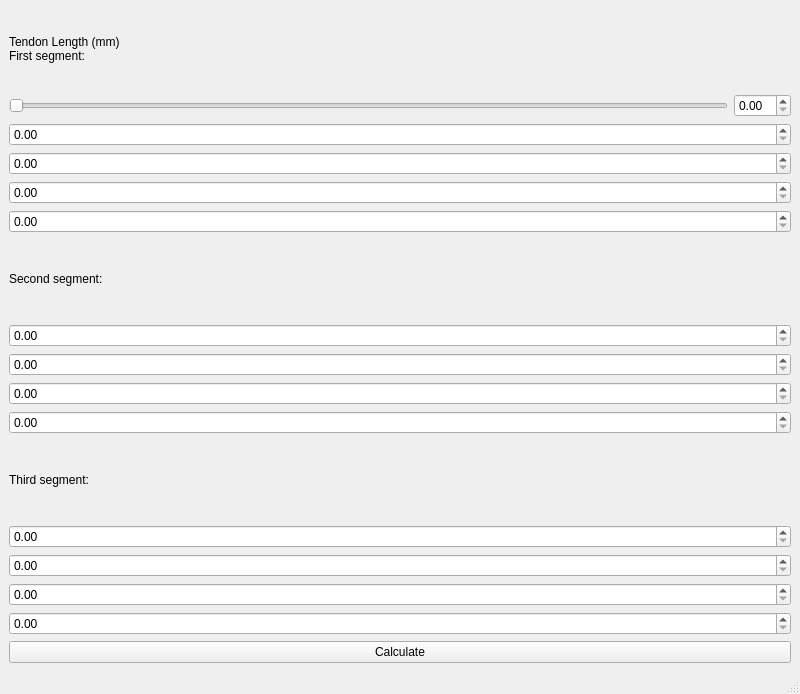
This is mainwindow.ui in jeremyxu1998/TDCR_Simulator as Qt 5 draws it before an edit. The edited form follows.
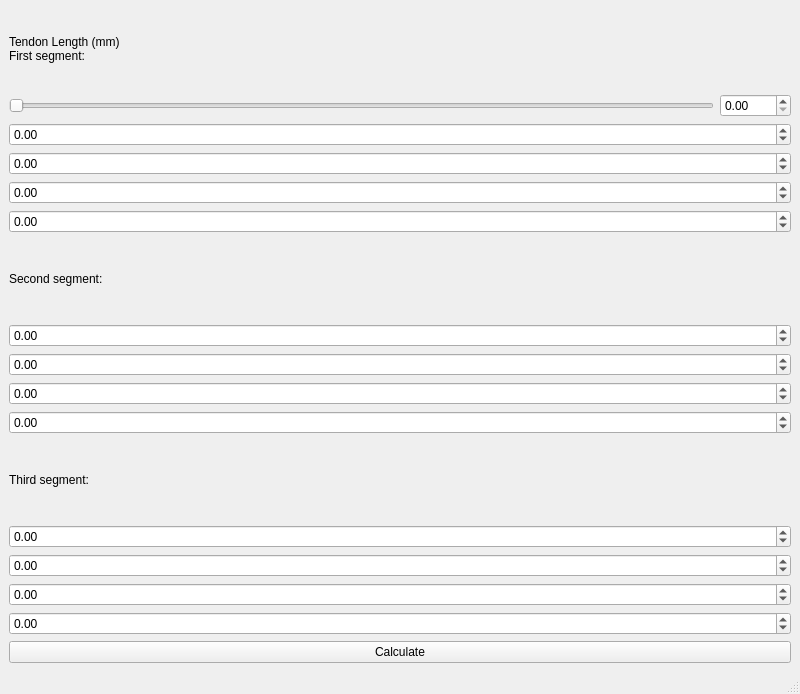
This is the edited form.

```diff
--- a/mainwindow.ui
+++ b/mainwindow.ui
@@ -40,21 +40,41 @@
            </widget>
           </item>
           <item>
-           <widget class="QDoubleSpinBox" name="segLenBox_1"/>
+           <widget class="QDoubleSpinBox" name="segLenBox_1">
+            <property name="maximum">
+             <double>9999.989999999999782</double>
+            </property>
+           </widget>
           </item>
          </layout>
         </item>
         <item>
-         <widget class="QDoubleSpinBox" name="tendon_1_1"/>
+         <widget class="QDoubleSpinBox" name="tendon_1_1">
+          <property name="minimum">
+           <double>-99.989999999999995</double>
+          </property>
+         </widget>
         </item>
         <item>
-         <widget class="QDoubleSpinBox" name="tendon_1_2"/>
+         <widget class="QDoubleSpinBox" name="tendon_1_2">
+          <property name="minimum">
+           <double>-99.989999999999995</double>
+          </property>
+         </widget>
         </item>
         <item>
-         <widget class="QDoubleSpinBox" name="tendon_1_3"/>
+         <widget class="QDoubleSpinBox" name="tendon_1_3">
+          <property name="minimum">
+           <double>-99.989999999999995</double>
+          </property>
+         </widget>
         </item>
         <item>
-         <widget class="QDoubleSpinBox" name="tendon_1_4"/>
+         <widget class="QDoubleSpinBox" name="tendon_1_4">
+          <property name="minimum">
+           <double>-99.989999999999995</double>
+          </property>
+         </widget>
         </item>
         <item>
          <widget class="QLabel" name="segLabel_2">
@@ -64,16 +84,32 @@
          </widget>
         </item>
         <item>
-         <widget class="QDoubleSpinBox" name="tendon_2_1"/>
+         <widget class="QDoubleSpinBox" name="tendon_2_1">
+          <property name="minimum">
+           <double>-99.989999999999995</double>
+          </property>
+         </widget>
         </item>
         <item>
-         <widget class="QDoubleSpinBox" name="tendon_2_2"/>
+         <widget class="QDoubleSpinBox" name="tendon_2_2">
+          <property name="minimum">
+           <double>-99.989999999999995</double>
+          </property>
+         </widget>
         </item>
         <item>
-         <widget class="QDoubleSpinBox" name="tendon_2_3"/>
+         <widget class="QDoubleSpinBox" name="tendon_2_3">
+          <property name="minimum">
+           <double>-99.989999999999995</double>
+          </property>
+         </widget>
         </item>
         <item>
-         <widget class="QDoubleSpinBox" name="tendon_2_4"/>
+         <widget class="QDoubleSpinBox" name="tendon_2_4">
+          <property name="minimum">
+           <double>-99.989999999999995</double>
+          </property>
+         </widget>
         </item>
         <item>
          <widget class="QLabel" name="segLabel_3">
@@ -83,16 +119,32 @@
          </widget>
         </item>
         <item>
-         <widget class="QDoubleSpinBox" name="tendon_3_1"/>
+         <widget class="QDoubleSpinBox" name="tendon_3_1">
+          <property name="minimum">
+           <double>-99.989999999999995</double>
+          </property>
+         </widget>
         </item>
         <item>
-         <widget class="QDoubleSpinBox" name="tendon_3_2"/>
+         <widget class="QDoubleSpinBox" name="tendon_3_2">
+          <property name="minimum">
+           <double>-99.989999999999995</double>
+          </property>
+         </widget>
         </item>
         <item>
-         <widget class="QDoubleSpinBox" name="tendon_3_3"/>
+         <widget class="QDoubleSpinBox" name="tendon_3_3">
+          <property name="minimum">
+           <double>-99.989999999999995</double>
+          </property>
+         </widget>
         </item>
         <item>
-         <widget class="QDoubleSpinBox" name="tendon_3_4"/>
+         <widget class="QDoubleSpinBox" name="tendon_3_4">
+          <property name="minimum">
+           <double>-99.989999999999995</double>
+          </property>
+         </widget>
         </item>
         <item>
          <widget class="QPushButton" name="calculateButton">
```
